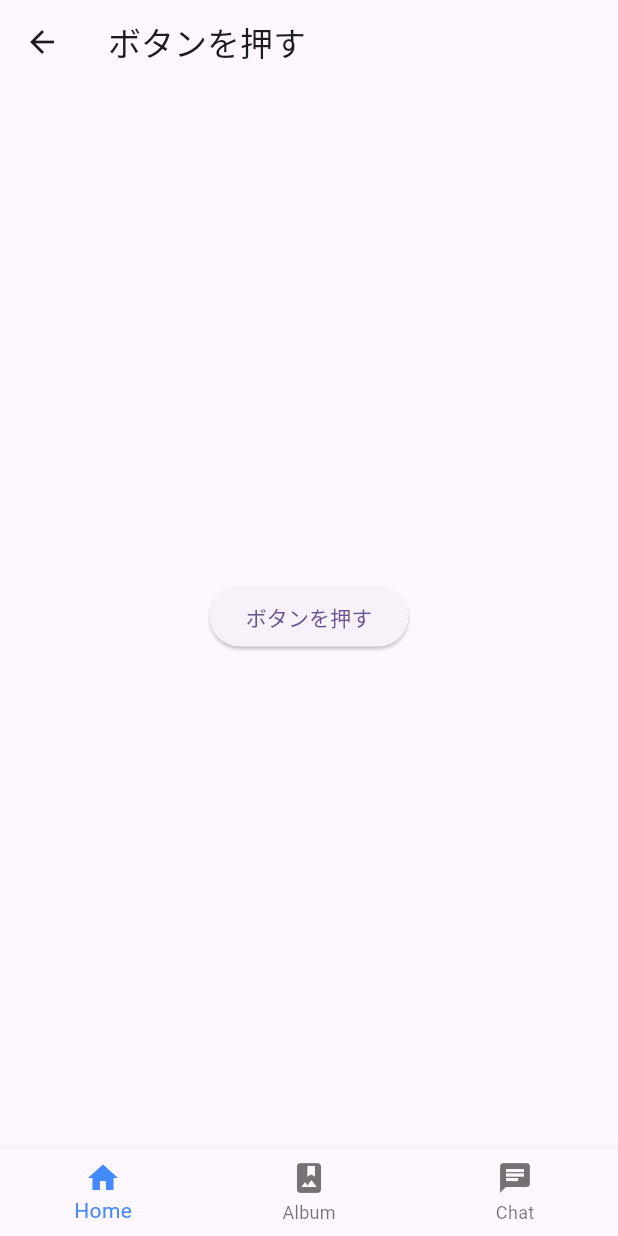
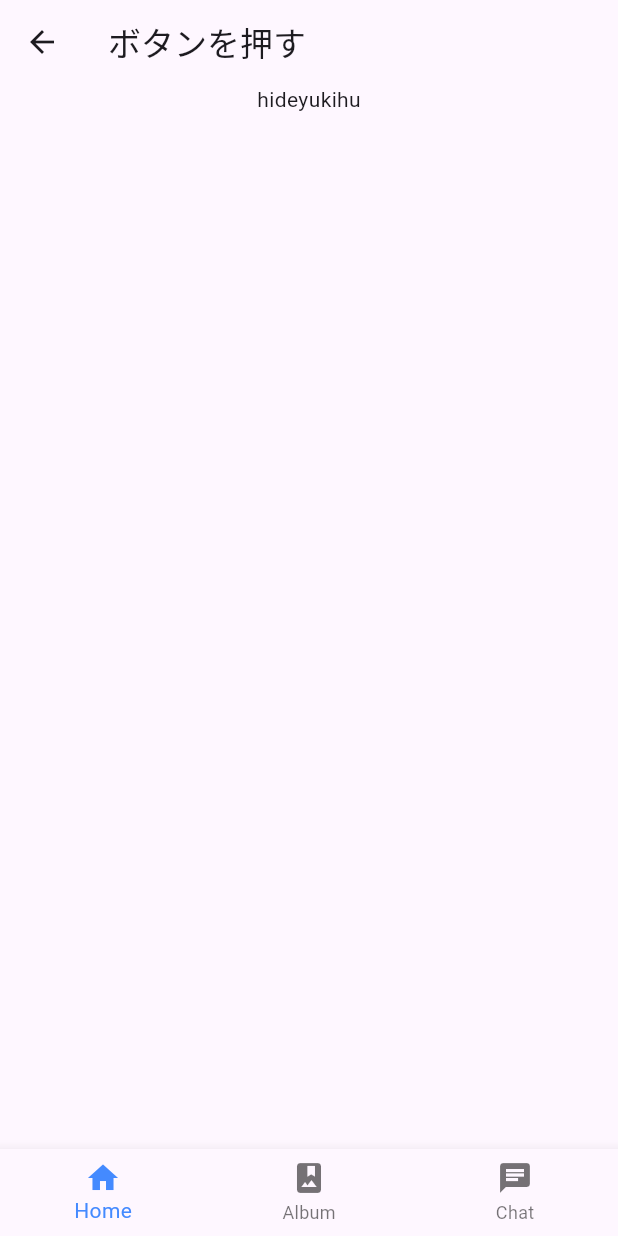
Before and after one commit to hideyukihu/rakushare, a Flutter app: the screen it shows after launch, after a tap on "ボタンを押すだけ", on a phone screen of 412 x 824 dp. Run offline on Flutter 3.47's test engine with Material 2 defaults, Android fonts, the phone set to English and light mode, and no system bars.

Commit message:
違う画面に値を渡す

```diff
--- a/lib/main.dart
+++ b/lib/main.dart
@@ -25,8 +25,6 @@ class MyApp extends StatelessWidget {
 
 class MyHomePage extends StatefulWidget {
   const MyHomePage({super.key, required this.title});
-
-
   final String title;
 
   @override
@@ -34,15 +32,6 @@ class MyHomePage extends StatefulWidget {
 }
 
 class _MyHomePageState extends State<MyHomePage> {
-
-  int _currentIndex = 0;
-
-
-  void _incrementCounter() {
-    setState(() {
-    });
-  }
-
   @override
   Widget build(BuildContext context) {
     return Scaffold(
@@ -51,7 +40,7 @@ class _MyHomePageState extends State<MyHomePage> {
       ),
       body: Center(
         child: ElevatedButton(onPressed: () {
-          Navigator.push(context, MaterialPageRoute(builder: (context) => Sub()));
+          Navigator.push(context, MaterialPageRoute(builder: (context) => Sub('hideyukihu')));
         },
         child: const Text('ボタンを押すだけ'),),
       ),
@@ -61,12 +50,9 @@ class _MyHomePageState extends State<MyHomePage> {
           BottomNavigationBarItem(icon: Icon(Icons.photo_album), label:'Album'),
           BottomNavigationBarItem(icon: Icon(Icons.chat), label: 'Chat'),
         ],
-        currentIndex: _currentIndex,
         fixedColor: Colors.blueAccent,
-        onTap: _onItemTapped,
         type: BottomNavigationBarType.fixed,
       ),
     );
   }
-  void _onItemTapped(int index) => setState(() => _currentIndex = index );
 }
--- a/lib/sub.dart
+++ b/lib/sub.dart
@@ -2,6 +2,8 @@ import 'package:flutter/cupertino.dart';
 import 'package:flutter/material.dart';
 
 class Sub extends StatelessWidget {
+  Sub(this.name);
+  final String name;
 
 @override
 Widget build(BuildContext context) {
@@ -10,8 +12,11 @@ Widget build(BuildContext context) {
       title: const Text("ボタンを押す"),
     ),
     body: Center(
-      child: ElevatedButton(onPressed: () {  },
-        child: const Text('ボタンを押す'),),
+      child: Column(
+        children: [
+          Text(name),
+        ],
+      ),
     ),
     bottomNavigationBar: BottomNavigationBar(
       items: const <BottomNavigationBarItem>[
```
